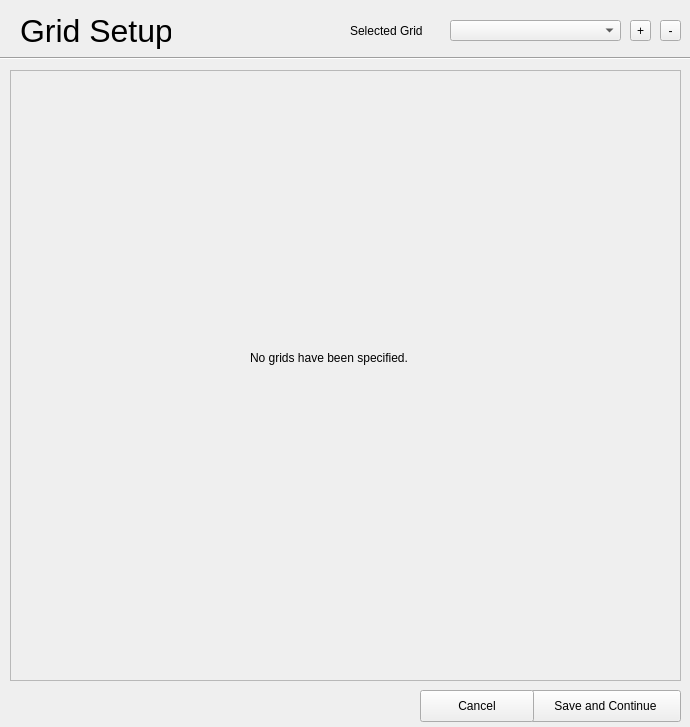
The window that gridsetup.ui (hallamlab/MetaPathwaysGUI) describes before a commit, drawn with Qt 5.
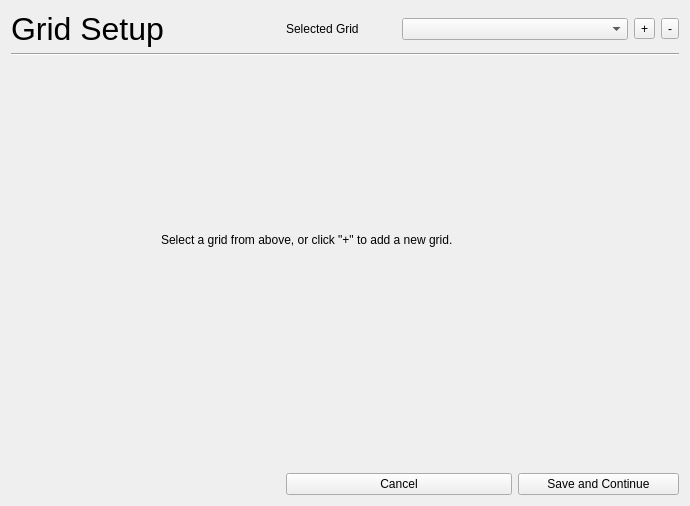
The same window after the commit.

Commit message: working on grid interactions

```diff
--- a/gridsetup.ui
+++ b/gridsetup.ui
@@ -7,7 +7,7 @@
     <x>0</x>
     <y>0</y>
     <width>690</width>
-    <height>727</height>
+    <height>506</height>
    </rect>
   </property>
   <property name="sizePolicy">
@@ -25,15 +25,9 @@
   <property name="windowTitle">
    <string>Form</string>
   </property>
+  <layout class="QGridLayout" name="gridLayout">
+   <item row="0" column="0">
   <widget class="QLabel" name="label">
-   <property name="geometry">
-    <rect>
-     <x>20</x>
-     <y>10</y>
-     <width>151</width>
-     <height>41</height>
-    </rect>
-   </property>
    <property name="font">
     <font>
      <pointsize>24</pointsize>
@@ -43,124 +37,70 @@
     <string>Grid Setup</string>
    </property>
   </widget>
-  <widget class="QLabel" name="label_2">
+   </item>
+   <item row="3" column="2" colspan="2">
+    <widget class="QPushButton" name="pushButton_2">
+     <property name="text">
+      <string>Cancel</string>
+     </property>
+    </widget>
+   </item>
+   <item row="2" column="0" colspan="7">
+    <widget class="QWidget" name="widget" native="true">
+     <widget class="QLabel" name="startMessage">
    <property name="geometry">
     <rect>
-     <x>350</x>
-     <y>10</y>
-     <width>91</width>
-     <height>41</height>
+        <x>150</x>
+        <y>170</y>
+        <width>351</width>
+        <height>16</height>
     </rect>
    </property>
    <property name="text">
-    <string>Selected Grid</string>
-   </property>
-  </widget>
+       <string>Select a grid from above, or click &quot;+&quot; to add a new grid.</string>
+      </property>
+     </widget>
+    </widget>
+   </item>
+   <item row="1" column="0" colspan="7">
   <widget class="Line" name="line">
-   <property name="geometry">
-    <rect>
-     <x>0</x>
-     <y>50</y>
-     <width>691</width>
-     <height>16</height>
-    </rect>
-   </property>
    <property name="orientation">
     <enum>Qt::Horizontal</enum>
    </property>
   </widget>
-  <widget class="QComboBox" name="comboBox">
-   <property name="geometry">
-    <rect>
-     <x>450</x>
-     <y>20</y>
-     <width>171</width>
-     <height>21</height>
-    </rect>
-   </property>
-  </widget>
+   </item>
+   <item row="0" column="5">
   <widget class="QToolButton" name="addGrid">
-   <property name="geometry">
-    <rect>
-     <x>630</x>
-     <y>20</y>
-     <width>21</width>
-     <height>21</height>
-    </rect>
-   </property>
    <property name="text">
     <string>+</string>
    </property>
   </widget>
+   </item>
+   <item row="0" column="6">
   <widget class="QToolButton" name="deleteGrid">
-   <property name="geometry">
-    <rect>
-     <x>660</x>
-     <y>20</y>
-     <width>21</width>
-     <height>21</height>
-    </rect>
-   </property>
    <property name="text">
     <string>-</string>
    </property>
   </widget>
-  <widget class="QLabel" name="noGridLabel">
-   <property name="geometry">
-    <rect>
-     <x>250</x>
-     <y>350</y>
-     <width>221</width>
-     <height>16</height>
-    </rect>
-   </property>
-   <property name="text">
-    <string>No grids have been specified.</string>
-   </property>
-  </widget>
-  <widget class="QFrame" name="frame">
-   <property name="geometry">
-    <rect>
-     <x>10</x>
-     <y>70</y>
-     <width>671</width>
-     <height>611</height>
-    </rect>
-   </property>
-   <property name="frameShape">
-    <enum>QFrame::StyledPanel</enum>
-   </property>
-   <property name="frameShadow">
-    <enum>QFrame::Raised</enum>
-   </property>
-   <zorder>noGridLabel</zorder>
-  </widget>
+   </item>
+   <item row="3" column="4" colspan="3">
   <widget class="QPushButton" name="pushButton">
-   <property name="geometry">
-    <rect>
-     <x>530</x>
-     <y>690</y>
-     <width>151</width>
-     <height>32</height>
-    </rect>
-   </property>
    <property name="text">
     <string>Save and Continue</string>
    </property>
   </widget>
-  <widget class="QPushButton" name="pushButton_2">
-   <property name="geometry">
-    <rect>
-     <x>420</x>
-     <y>690</y>
-     <width>114</width>
-     <height>32</height>
-    </rect>
-   </property>
+   </item>
+   <item row="0" column="2">
+    <widget class="QLabel" name="label_2">
    <property name="text">
-    <string>Cancel</string>
-   </property>
-  </widget>
+      <string>Selected Grid</string>
+     </property>
+    </widget>
+   </item>
+   <item row="0" column="3" colspan="2">
+    <widget class="QComboBox" name="gridSelection"/>
+   </item>
+  </layout>
  </widget>
  <resources/>
  <connections/>
```
Lines whose indentation alone changed are shown as unchanged. The commit also changes 15 other files.
